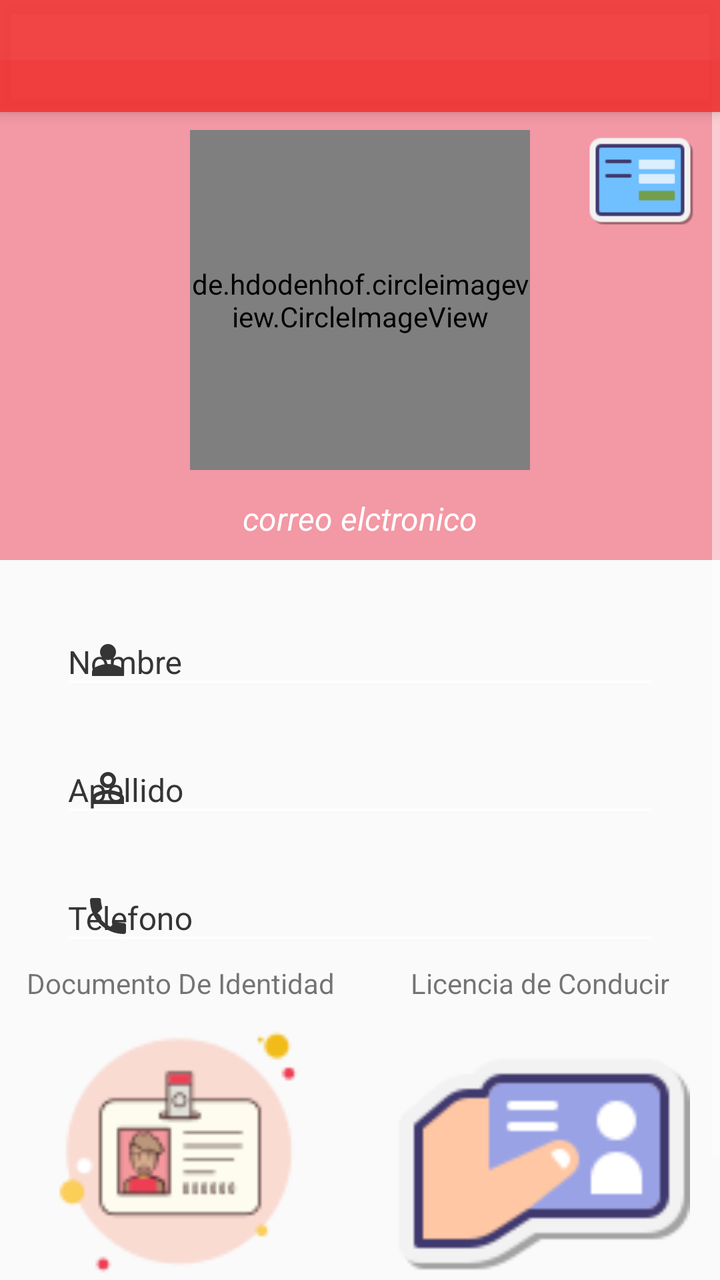
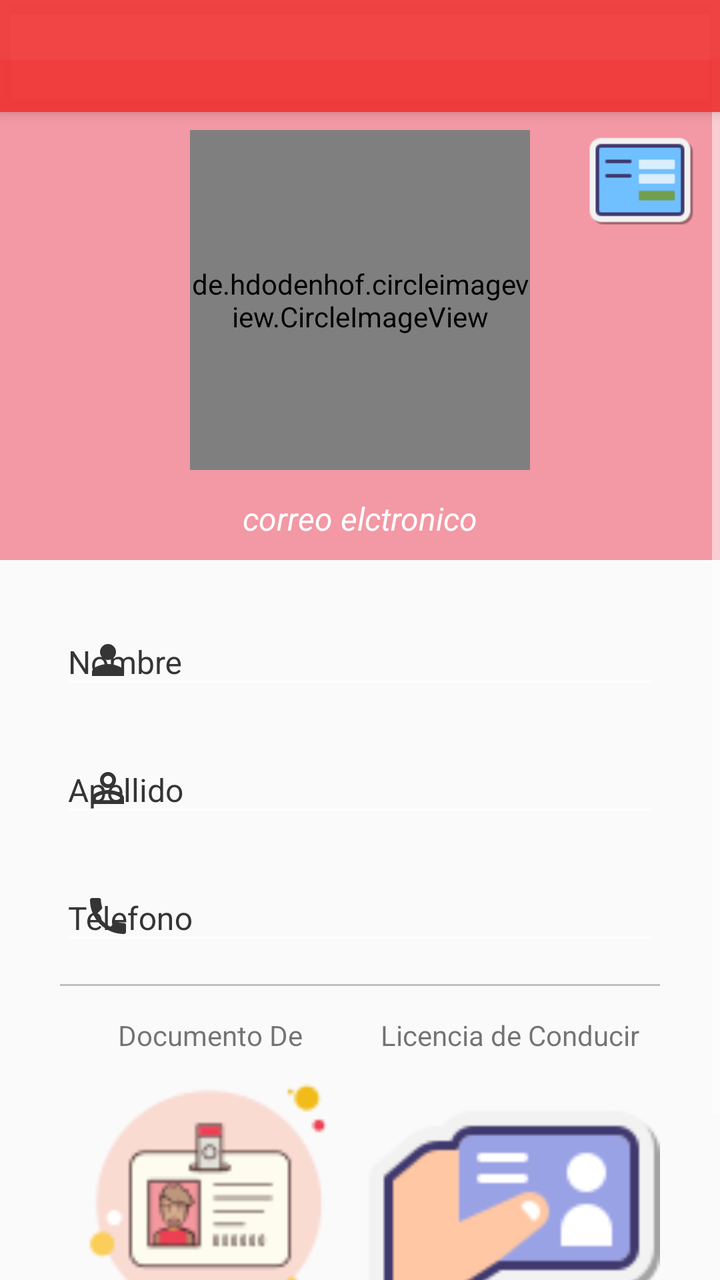

Before-and-after screenshots of an Android layout around one commit, followed by the original layout XML and the change that was made.
<!-- AndroidManifest.xml: application theme Theme.ToonsConductor -->
<!-- res/layout/activity_profile.xml -->
<?xml version="1.0" encoding="utf-8"?>
<androidx.coordinatorlayout.widget.CoordinatorLayout xmlns:android="http://schemas.android.com/apk/res/android"
    xmlns:app="http://schemas.android.com/apk/res-auto"
    xmlns:tools="http://schemas.android.com/tools"
    android:layout_width="match_parent"
    android:layout_height="match_parent"
    tools:context=".activitys.profileActivity.ProfileActivity">

    <com.google.android.material.appbar.AppBarLayout
        android:layout_width="match_parent"
        android:layout_height="wrap_content">
        <androidx.appcompat.widget.Toolbar
            android:id="@+id/toolbar"
            android:layout_width="match_parent"
            android:layout_height="wrap_content" />
    </com.google.android.material.appbar.AppBarLayout>
    <ScrollView
        android:layout_width="match_parent"
        android:layout_height="match_parent">
    <LinearLayout
        android:layout_width="match_parent"
        android:layout_height="match_parent"
        android:orientation="vertical">
    <FrameLayout
        android:layout_width="match_parent"
        android:layout_marginTop="30dp"
        android:layout_height="250dp">

        <View
            android:layout_width="match_parent"
            android:layout_height="match_parent"
            android:background="@color/red_claro" />


        <LinearLayout
            android:layout_width="wrap_content"
            android:layout_height="wrap_content"
            android:layout_gravity="end"
            android:layout_marginEnd="10dp"
            android:orientation="horizontal">

            <ImageView
                android:id="@+id/image_estado"
                android:layout_marginTop="30dp"
                android:layout_width="60dp"
                android:layout_height="60dp"
                android:src="@drawable/ic_valida_datos" />
        </LinearLayout>



        <de.hdodenhof.circleimageview.CircleImageView
            android:id="@+id/circleImageProfile"
            android:layout_width="170dp"
            android:layout_height="170dp"
            android:src="@drawable/ic_pesona_blanco"
            app:civ_border_width="3dp"
            app:civ_border_color="@color/white"
            android:layout_gravity="bottom|center"
            android:layout_marginBottom="45dp"/>


        <TextView
            android:id="@+id/textViewEmail"
            android:layout_width="match_parent"
            android:layout_height="wrap_content"
            android:text="correo elctronico"
            android:textColor="@color/white"
            android:layout_gravity="bottom"
            android:gravity="center"
            android:textStyle="italic"
            android:textSize="16sp"
            android:layout_marginTop="30dp"
            android:layout_marginBottom="10dp"/>
    </FrameLayout>

    <LinearLayout
        android:layout_width="match_parent"
        android:layout_height="match_parent"
        android:orientation="vertical"
        app:layout_behavior="@string/appbar_scrolling_view_behavior">

        <com.google.android.material.textfield.TextInputLayout
            android:layout_width="match_parent"
            android:layout_height="wrap_content"
            android:layout_marginLeft="30dp"
            android:layout_marginRight="30dp"
            android:layout_marginTop="15dp"
            style="@style/EditTextGrey"
            app:hintTextColor="@color/grey_dark"
            app:startIconDrawable="@drawable/ic_persona_blanco24"
            app:startIconTint="@color/grey_dark">

            <com.google.android.material.textfield.TextInputEditText
                android:id="@+id/textFieldName"
                android:layout_width="match_parent"
                android:layout_height="wrap_content"
                android:hint="Nombre"
                android:textColorHint="@color/grey_dark"
                android:inputType="textCapWords"
                android:textSize="16sp"
                android:textColor="@color/grey_dark" />

        </com.google.android.material.textfield.TextInputLayout>


        <com.google.android.material.textfield.TextInputLayout
            android:layout_width="match_parent"
            android:layout_height="wrap_content"
            android:layout_marginLeft="30dp"
            android:layout_marginRight="30dp"
            android:layout_marginTop="5dp"
            style="@style/EditTextGrey"
            app:hintTextColor="@color/grey_dark"
            app:startIconDrawable="@drawable/ic_persona2_blanco24"
            app:startIconTint="@color/grey_dark">

            <com.google.android.material.textfield.TextInputEditText
                android:id="@+id/textFieldLastname"
                android:layout_width="match_parent"
                android:layout_height="wrap_content"
                android:hint="Apellido"
                android:textColorHint="@color/grey_dark"
                android:inputType="textCapWords"
                android:textSize="16sp"
                android:textColor="@color/grey_dark"
                />

        </com.google.android.material.textfield.TextInputLayout>

        <com.google.android.material.textfield.TextInputLayout
            android:layout_width="match_parent"
            android:layout_height="wrap_content"
            android:layout_marginLeft="30dp"
            android:layout_marginRight="30dp"
            android:layout_marginTop="5dp"
            style="@style/EditTextGrey"
            app:hintTextColor="@color/grey_dark"
            app:startIconDrawable="@drawable/ic_telefono_blanco24"
            app:startIconTint="@color/grey_dark">

            <com.google.android.material.textfield.TextInputEditText
                android:id="@+id/textFieldPhone"
                android:layout_width="match_parent"
                android:layout_height="wrap_content"
                android:hint="Telefono"
                android:textColorHint="@color/grey_dark"
                android:inputType="phone"
                android:textSize="16sp"
                android:textColor="@color/grey_dark" />

        </com.google.android.material.textfield.TextInputLayout>



        <LinearLayout
            android:layout_width="match_parent"
            android:layout_height="match_parent"
            android:orientation="horizontal">

            <LinearLayout
                android:layout_width="wrap_content"
                android:layout_height="wrap_content"
                android:layout_weight="1"
                android:orientation="vertical">

                <TextView

                    android:gravity="center"
                    android:layout_width="match_parent"
                    android:layout_height="wrap_content"
                    android:text="@string/documentoIdentidad" />

                <ImageView

                    android:layout_gravity="center"
                    android:id="@+id/imageView_documento"
                    android:layout_width="150dp"
                    android:layout_height="150dp"
                    app:srcCompat="@drawable/ic_documento" />
            </LinearLayout>

            <LinearLayout
                android:layout_width="wrap_content"
                android:layout_height="wrap_content"
                android:layout_weight="1"
                android:orientation="vertical">

                <TextView
                    android:layout_gravity="center"
                    android:gravity="center"

                    android:layout_width="match_parent"
                    android:layout_height="wrap_content"
                    android:text="@string/licencia" />

                <ImageView
                    android:id="@+id/imageView_licencia"
                    android:layout_gravity="center"
                    android:layout_width="150dp"
                    android:layout_height="150dp"
                    app:srcCompat="@drawable/ic_licencia" />
            </LinearLayout>


        </LinearLayout>

    </LinearLayout>

        <Button
            android:id="@+id/btnUpdate"
            android:layout_width="match_parent"
            android:layout_height="wrap_content"
            android:layout_marginRight="30dp"
            android:layout_marginLeft="30dp"
            android:text="ACTUALIZAR INFORMACIÓN"
            android:layout_marginTop="10dp"
            android:background="@drawable/rounded_button"
            android:textColor="@color/white" />

    </LinearLayout>
    </ScrollView>



</androidx.coordinatorlayout.widget.CoordinatorLayout>
<!-- resources referenced by this layout -->
<resources>
  <color name="grey_dark">#353535</color>
  <color name="red_claro">#F398A5</color>
  <color name="white">#FFFFFFFF</color>
  <!-- drawable ic_persona2_blanco24 (drawable) -->
  <vector android:height="24dp" android:tint="#FFFFFF"
      android:viewportHeight="24" android:viewportWidth="24"
      android:width="24dp" xmlns:android="http://schemas.android.com/apk/res/android">
      <path android:fillColor="@android:color/white" android:pathData="M12,5.9c1.16,0 2.1,0.94 2.1,2.1s-0.94,2.1 -2.1,2.1S9.9,9.16 9.9,8s0.94,-2.1 2.1,-2.1m0,9c2.97,0 6.1,1.46 6.1,2.1v1.1L5.9,18.1L5.9,17c0,-0.64 3.13,-2.1 6.1,-2.1M12,4C9.79,4 8,5.79 8,8s1.79,4 4,4 4,-1.79 4,-4 -1.79,-4 -4,-4zM12,13c-2.67,0 -8,1.34 -8,4v3h16v-3c0,-2.66 -5.33,-4 -8,-4z"/>
  </vector>
  <!-- drawable ic_persona_blanco24 (drawable) -->
  <vector android:height="24dp" android:tint="#FFFFFF"
      android:viewportHeight="24" android:viewportWidth="24"
      android:width="24dp" xmlns:android="http://schemas.android.com/apk/res/android">
      <path android:fillColor="@android:color/white" android:pathData="M12,12c2.21,0 4,-1.79 4,-4s-1.79,-4 -4,-4 -4,1.79 -4,4 1.79,4 4,4zM12,14c-2.67,0 -8,1.34 -8,4v2h16v-2c0,-2.66 -5.33,-4 -8,-4z"/>
  </vector>
  <!-- drawable ic_pesona_blanco (drawable) -->
  <vector android:height="300dp" android:tint="#FFFFFF"
      android:viewportHeight="24" android:viewportWidth="24"
      android:width="300dp" xmlns:android="http://schemas.android.com/apk/res/android">
      <path android:fillColor="@android:color/white" android:pathData="M12,12c2.21,0 4,-1.79 4,-4s-1.79,-4 -4,-4 -4,1.79 -4,4 1.79,4 4,4zM12,14c-2.67,0 -8,1.34 -8,4v2h16v-2c0,-2.66 -5.33,-4 -8,-4z"/>
  </vector>
  <!-- drawable ic_telefono_blanco24 (drawable) -->
  <vector android:height="24dp" android:tint="#FFFFFF"
      android:viewportHeight="24" android:viewportWidth="24"
      android:width="24dp" xmlns:android="http://schemas.android.com/apk/res/android">
      <path android:fillColor="@android:color/white" android:pathData="M6.62,10.79c1.44,2.83 3.76,5.14 6.59,6.59l2.2,-2.2c0.27,-0.27 0.67,-0.36 1.02,-0.24 1.12,0.37 2.33,0.57 3.57,0.57 0.55,0 1,0.45 1,1V20c0,0.55 -0.45,1 -1,1 -9.39,0 -17,-7.61 -17,-17 0,-0.55 0.45,-1 1,-1h3.5c0.55,0 1,0.45 1,1 0,1.25 0.2,2.45 0.57,3.57 0.11,0.35 0.03,0.74 -0.25,1.02l-2.2,2.2z"/>
  </vector>
  <!-- drawable rounded_button (drawable) -->
  <?xml version="1.0" encoding="utf-8"?>
  <shape
      xmlns:android="http://schemas.android.com/apk/res/android">
  
      <corners android:radius="50dp" />
      <solid android:color="@color/red" />
  
  </shape>
  <string name="documentoIdentidad">Documento De Identidad</string>
  <string name="licencia">Licencia de Conducir</string>
  <style name="EditTextGrey" parent="TextAppearance.AppCompat">
          <item name="colorControlNormal">@color/grey_dark</item>
          <item name="colorControlActivated">@color/grey_dark</item>
          <item name="colorControlHighlight">@color/grey_dark</item>
          <item name="android:textColorHint">@color/grey_dark</item>
          <item name="colorAccent">@color/grey_dark</item>
          <item name="android:textColorPrimary">@color/grey_dark</item>
          <item name="colorSecondary">@color/grey_dark</item>
          <item name="colorOnPrimary">@color/grey_dark</item>
      </style>
  <style name="Theme.ToonsConductor" parent="Base.Theme.ToonsConductor" />
  <color name="red">#FF1739</color>
  <color name="rojo">#EEF13737</color>
  <color name="black">#FF000000</color>
  <style name="CustomProgressBar" parent="@android:style/Widget.ProgressBar">
          <item name="android:backgroundTint">@color/red</item>
      </style>
  <!-- unchanged entries left out for length: 4 -->
</resources>

<!-- the commit's change to res/layout/activity_profile.xml (unified diff, before → after) -->
@@ -151,11 +151,20 @@
 
         </com.google.android.material.textfield.TextInputLayout>
 
-
+        <View
+            android:layout_width="match_parent"
+            android:layout_height="1dp"
+            android:background="@color/grey"
+            android:layout_marginTop="10dp"
+            android:layout_marginLeft="30dp"
+            android:layout_marginRight="30dp"
+            android:layout_marginBottom="15dp"/>
 
         <LinearLayout
             android:layout_width="match_parent"
             android:layout_height="match_parent"
+            android:layout_marginLeft="30dp"
+            android:layout_marginRight="30dp"
             android:orientation="horizontal">
 
             <LinearLayout
<!-- resource entries referenced after the edit -->
@@ -1,5 +1,6 @@
 <!-- resources referenced by this layout -->
 <resources>
+  <color name="grey">#BFBFBF</color>
   <color name="grey_dark">#353535</color>
   <color name="red_claro">#F398A5</color>
   <color name="white">#FFFFFFFF</color>
